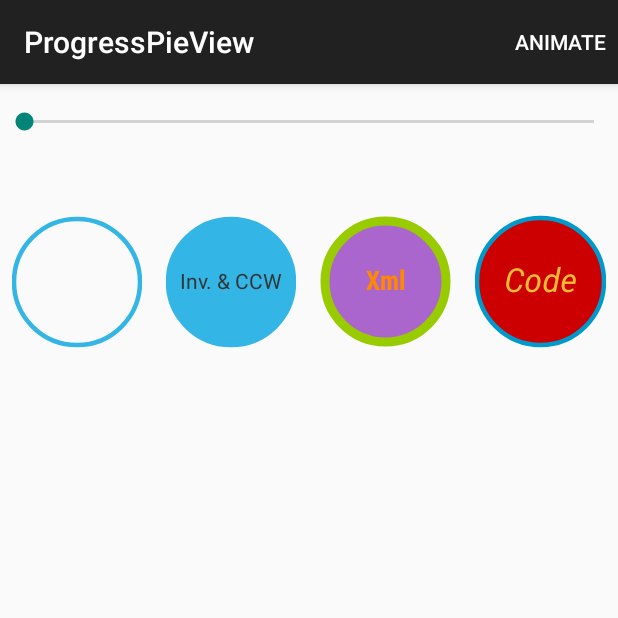
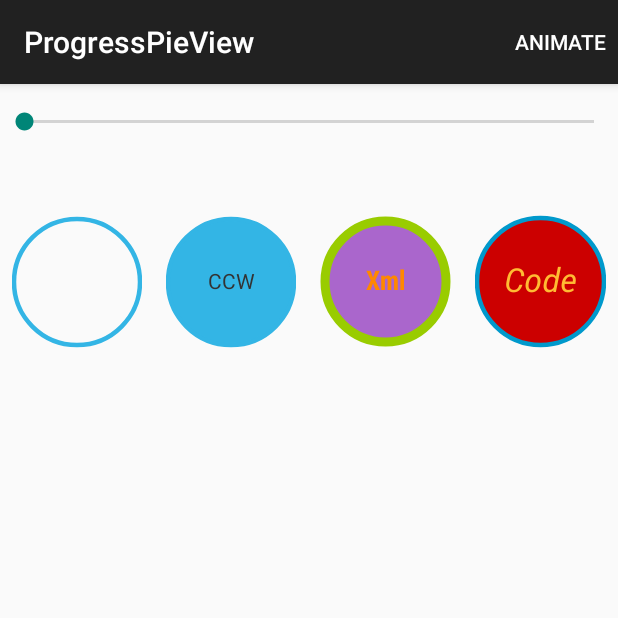
Before and after one commit to FilipPudak/ProgressPieView, an Android app: the screen it shows after launch (MainActivity), on a phone screen of 412 x 824 dp, the top half of it. Run offline under Robolectric (Android 15) with nearby library versions, the phone set to English and light mode, and no system bars.

```diff
--- a/build.gradle
+++ b/build.gradle
@@ -5,7 +5,7 @@ buildscript {
         mavenCentral()
     }
     dependencies {
-        classpath 'com.android.tools.build:gradle:0.12.+'
+        classpath 'com.android.tools.build:gradle:1.0.0-rc1'
 
         // NOTE: Do not place your application dependencies here; they belong
         // in the individual module build.gradle files
--- a/library/src/main/java/com/filippudak/ProgressPieView/ProgressPieView.java
+++ b/library/src/main/java/com/filippudak/ProgressPieView/ProgressPieView.java
@@ -97,30 +97,30 @@ public class ProgressPieView extends View {
         final TypedArray a = context.obtainStyledAttributes(attrs, R.styleable.ProgressPieView);
         final Resources res = getResources();
 
-        mMax = a.getInteger(R.styleable.ProgressPieView_max, mMax);
-        mProgress = a.getInteger(R.styleable.ProgressPieView_progress, mProgress);
-        mStartAngle = a.getInt(R.styleable.ProgressPieView_startAngle, mStartAngle);
-        mInverted = a.getBoolean(R.styleable.ProgressPieView_inverted, mInverted);
-        mCounterclockwise = a.getBoolean(R.styleable.ProgressPieView_counterclockwise, mCounterclockwise);
-        mStrokeWidth = a.getDimension(R.styleable.ProgressPieView_strokeWidth, mStrokeWidth);
-        mTypeface = a.getString(R.styleable.ProgressPieView_typeface);
+        mMax = a.getInteger(R.styleable.ProgressPieView_ppvMax, mMax);
+        mProgress = a.getInteger(R.styleable.ProgressPieView_ppvProgress, mProgress);
+        mStartAngle = a.getInt(R.styleable.ProgressPieView_ppvStartAngle, mStartAngle);
+        mInverted = a.getBoolean(R.styleable.ProgressPieView_ppvInverted, mInverted);
+        mCounterclockwise = a.getBoolean(R.styleable.ProgressPieView_ppvCounterclockwise, mCounterclockwise);
+        mStrokeWidth = a.getDimension(R.styleable.ProgressPieView_ppvStrokeWidth, mStrokeWidth);
+        mTypeface = a.getString(R.styleable.ProgressPieView_ppvTypeface);
         mTextSize = a.getDimension(R.styleable.ProgressPieView_android_textSize, mTextSize);
         mText = a.getString(R.styleable.ProgressPieView_android_text);
 
-        mShowStroke = a.getBoolean(R.styleable.ProgressPieView_showStroke, mShowStroke);
-        mShowText = a.getBoolean(R.styleable.ProgressPieView_showText, mShowText);
-        mImage = a.getDrawable(R.styleable.ProgressPieView_image);
+        mShowStroke = a.getBoolean(R.styleable.ProgressPieView_ppvShowStroke, mShowStroke);
+        mShowText = a.getBoolean(R.styleable.ProgressPieView_ppvShowText, mShowText);
+        mImage = a.getDrawable(R.styleable.ProgressPieView_ppvImage);
 
         int backgroundColor = res.getColor(R.color.default_background_color);
-        backgroundColor = a.getColor(R.styleable.ProgressPieView_backgroundColor, backgroundColor);
+        backgroundColor = a.getColor(R.styleable.ProgressPieView_ppvBackgroundColor, backgroundColor);
         int progressColor = res.getColor(R.color.default_progress_color);
-        progressColor = a.getColor(R.styleable.ProgressPieView_progressColor, progressColor);
+        progressColor = a.getColor(R.styleable.ProgressPieView_ppvProgressColor, progressColor);
         int strokeColor = res.getColor(R.color.default_stroke_color);
-        strokeColor = a.getColor(R.styleable.ProgressPieView_strokeColor, strokeColor);
+        strokeColor = a.getColor(R.styleable.ProgressPieView_ppvStrokeColor, strokeColor);
         int textColor = res.getColor(R.color.default_text_color);
         textColor = a.getColor(R.styleable.ProgressPieView_android_textColor, textColor);
 
-        mProgressFillType = a.getInteger(R.styleable.ProgressPieView_progressFillType, mProgressFillType);
+        mProgressFillType = a.getInteger(R.styleable.ProgressPieView_ppvProgressFillType, mProgressFillType);
 
         a.recycle();
 
--- a/sample/src/main/res/layout/main_activity.xml
+++ b/sample/src/main/res/layout/main_activity.xml
@@ -37,9 +37,9 @@
             android:layout_weight="1"
             android:layout_gravity="center"
             android:id="@+id/progressPieViewInverted"
-            android:text="Inv. &amp; CCW"
-            ppv:inverted="true"
-            ppv:counterclockwise="true"/>
+            android:text="CCW"
+            ppv:ppvInverted="true"
+            ppv:ppvCounterclockwise="true"/>
 
         <com.filippudak.ProgressPieView.ProgressPieView
             android:layout_margin="8dp"
@@ -51,12 +51,12 @@
             android:textColor="@color/holo_orange_dark"
             android:textSize="18sp"
             android:text="Xml"
-            ppv:typeface="fonts/Roboto/RobotoCondensed-Bold.ttf"
-            ppv:progressFillType="center"
-            ppv:strokeWidth="6dp"
-            ppv:strokeColor="@color/holo_green_light"
-            ppv:backgroundColor="@color/holo_purple"
-            ppv:progressColor="@color/holo_red_light"/>
+            ppv:ppvTypeface="fonts/Roboto/RobotoCondensed-Bold.ttf"
+            ppv:ppvProgressFillType="center"
+            ppv:ppvStrokeWidth="6dp"
+            ppv:ppvStrokeColor="@color/holo_green_light"
+            ppv:ppvBackgroundColor="@color/holo_purple"
+            ppv:ppvProgressColor="@color/holo_red_light"/>
     </LinearLayout>
 
 
```
Also changed, not shown: library/build.gradle (+5 -6 lines), library/src/main/res/values/attrs.xml (+14 -14 lines), sample/build.gradle (+5 -5 lines), gradle/wrapper/gradle-wrapper.properties, 2 other files.
